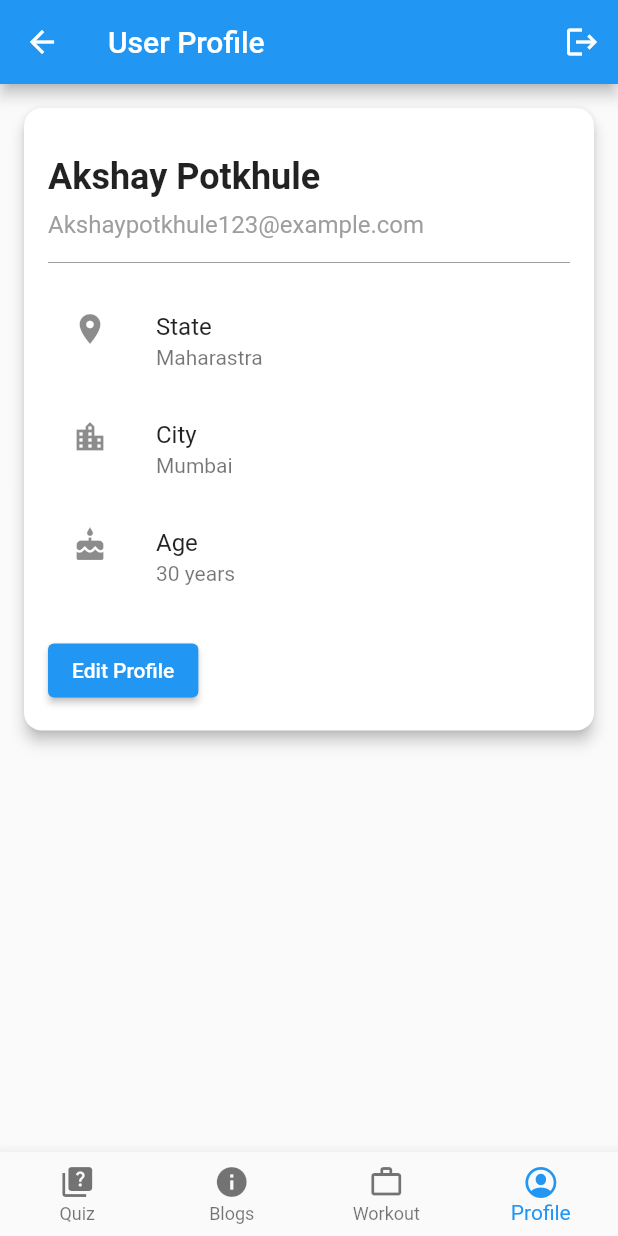
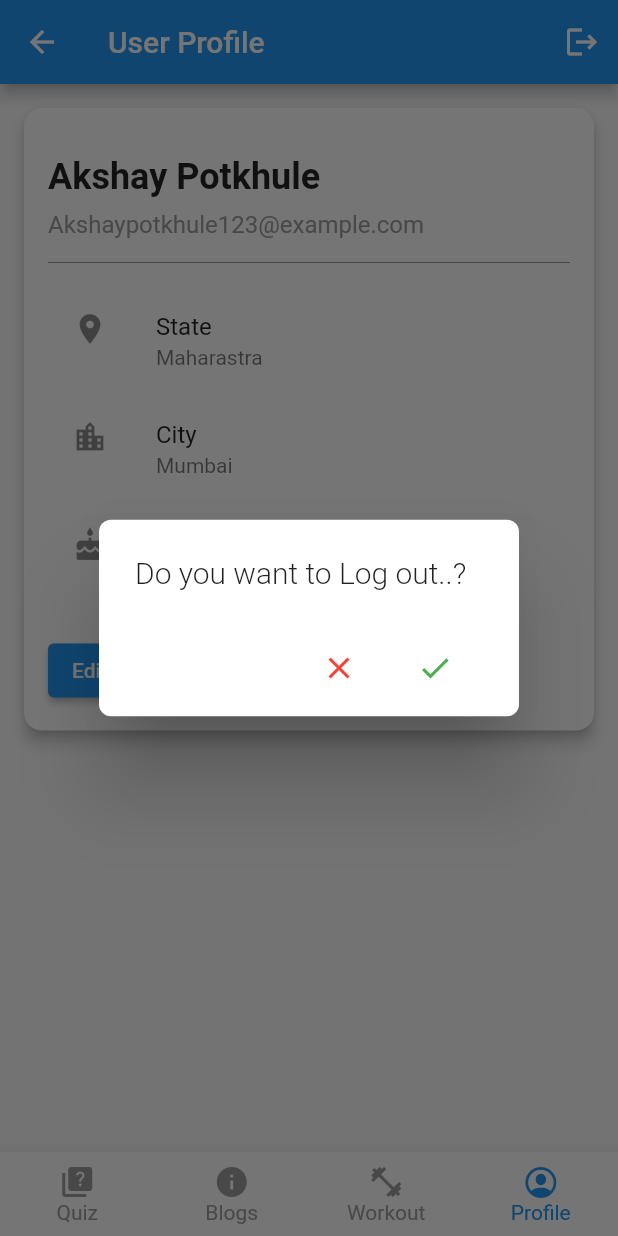
Before and after one commit to niksoni2910/MindFull-WellBeing, a Flutter app: the UserBottomNav screen opened directly, item 4 of the bottom bar chosen, after a tap on the "logout" icon, on a phone screen of 412 x 824 dp. Run offline on Flutter 3.47's test engine with Material 2 defaults, Android fonts, the phone set to English and light mode, and no system bars; drawn by our look-alikes of animated_bottom_navigation_bar; our stand-ins replace fl_chart, flutter_svg, google_fonts, sleek_circular_slider; network calls fail.

Commit message:
animated bottom and minor changes

```diff
--- a/lib/Screens/profile/profile.dart
+++ b/lib/Screens/profile/profile.dart
@@ -1,4 +1,6 @@
 import 'package:flutter/material.dart';
+import 'package:flutter/services.dart';
+import 'package:health_app/Screens/auth/login_screen.dart';
 import 'package:health_app/Screens/profile/edit_profile.dart';
 
 class UserProfile extends StatefulWidget {
@@ -15,6 +17,42 @@ class _UserProfileState extends State<UserProfile> {
   final String userState = "Maharastra"; // Replace with user's state
   final String userCity = "Mumbai"; // Replace with user's city
   final int userAge = 30; // Replace with user's age
+  Future<bool> _onBackPressed() async {
+    return showDialog(
+      context: context,
+      builder: (context) => AlertDialog(
+        shape: const RoundedRectangleBorder(
+          borderRadius: BorderRadius.all(Radius.circular(8.0)),
+        ),
+        title: const Text(
+          'Do you want to Log out..?',
+          style: TextStyle(fontWeight: FontWeight.w300),
+        ),
+        actions: <Widget>[
+          CloseButton(
+            onPressed: () => Navigator.of(context).pop(false),
+            color: Colors.red,
+          ),
+          const SizedBox(height: 16),
+          IconButton(
+            onPressed: () async {
+              await Navigator.push(
+                  context,
+                  MaterialPageRoute(
+                    builder: (context) => LoginScreen(),
+                  ));
+            },
+            icon: const Icon(
+              Icons.check,
+              color: Colors.green,
+            ),
+          ),
+          const SizedBox(width: 16),
+        ],
+      ),
+    ).then((value) =>
+        value ?? false); // Ensure to return false if the dialog is dismissed
+  }
 
   // ... Other member variables and methods ...
 
@@ -28,6 +66,7 @@ class _UserProfileState extends State<UserProfile> {
             icon: Icon(Icons.logout), // Add a logout icon here
             onPressed: () {
               // Implement logout functionality
+              _onBackPressed();
             },
           ),
         ],
--- a/lib/Screens/result/result_page.dart
+++ b/lib/Screens/result/result_page.dart
@@ -1,5 +1,4 @@
 // ignore_for_file: public_member_api_docs, sort_constructors_first
-import 'dart:ffi';
 
 import 'package:flutter/material.dart';
 import 'package:sleek_circular_slider/sleek_circular_slider.dart';
--- a/lib/bottom_navigator.dart
+++ b/lib/bottom_navigator.dart
@@ -3,9 +3,9 @@ import 'package:flutter/material.dart';
 import 'package:flutter/services.dart';
 import 'package:health_app/Screens/blog.dart';
 import 'package:health_app/Screens/profile/profile.dart';
-import 'package:health_app/Screens/quiz/quiz.dart';
 import 'package:health_app/Screens/quiz/start_quiz_screen.dart';
 import 'package:health_app/Screens/workout/workout_screen.dart';
+import 'package:animated_bottom_navigation_bar/animated_bottom_navigation_bar.dart';
 
 class UserBottomNav extends StatefulWidget {
   const UserBottomNav({super.key});
@@ -34,7 +34,8 @@ class _UserBottomNavState extends State<UserBottomNav> {
       context: context,
       builder: (context) => AlertDialog(
         shape: const RoundedRectangleBorder(
-            borderRadius: BorderRadius.all(Radius.circular(8.0))),
+          borderRadius: BorderRadius.all(Radius.circular(8.0)),
+        ),
         title: const Text(
           'Do you want to exit..?',
           style: TextStyle(fontWeight: FontWeight.w300),
@@ -67,33 +68,58 @@ class _UserBottomNavState extends State<UserBottomNav> {
     super.didChangeDependencies();
   }
 
+  @override
   Widget build(BuildContext context) {
     return WillPopScope(
       onWillPop: _onBackPressed,
       child: Scaffold(
         body: _children[_currentIndex],
-        bottomNavigationBar: BottomNavigationBar(
-          type: BottomNavigationBarType.fixed,
+        bottomNavigationBar: AnimatedBottomNavigationBar.builder(
+          itemCount: 4,
+          tabBuilder: (int index, bool isActive) {
+            final color = isActive ? Colors.blue : Colors.grey;
+            IconData iconData = Icons.quiz; // Default value
+            String label = 'Quiz';
+
+            switch (index) {
+              case 0:
+                iconData = Icons.quiz;
+                label = 'Quiz';
+                break;
+              case 1:
+                iconData = Icons.info;
+                label = 'Blogs';
+                break;
+              case 2:
+                iconData = Icons.fitness_center;
+                label = 'Workout';
+                break;
+              case 3:
+                iconData = CupertinoIcons.profile_circled;
+                label = 'Profile';
+                break;
+            }
+
+            return Column(
+              mainAxisSize: MainAxisSize.min,
+              mainAxisAlignment: MainAxisAlignment.center,
+              children: [
+                Icon(
+                  iconData,
+                  color: color,
+                ),
+                Text(
+                  label,
+                  style: TextStyle(color: color),
+                ),
+              ],
+            );
+          },
+          activeIndex: _currentIndex,
+          splashColor: Colors.blue,
+          gapLocation: GapLocation.none,
+          notchSmoothness: NotchSmoothness.defaultEdge,
           onTap: onTappedBar,
-          currentIndex: _currentIndex,
-          items: const [
-            BottomNavigationBarItem(
-              icon: Icon(Icons.quiz),
-              label: 'Quiz',
-            ),
-            BottomNavigationBarItem(
-              icon: Icon(Icons.info),
-              label: 'Blogs',
-            ),
-            BottomNavigationBarItem(
-              icon: Icon(Icons.work_outline),
-              label: 'Workout',
-            ),
-            BottomNavigationBarItem(
-              icon: Icon(CupertinoIcons.profile_circled),
-              label: 'Profile',
-            ),
-          ],
         ),
       ),
     );
--- a/lib/main.dart
+++ b/lib/main.dart
@@ -18,7 +18,7 @@ class QuizApp extends StatelessWidget {
   Widget build(BuildContext context) {
     return MaterialApp(
       debugShowCheckedModeBanner: false,
-      home: LoginScreen(),
+      home: UserBottomNav(),
     );
   }
 }
--- a/pubspec.yaml
+++ b/pubspec.yaml
@@ -40,6 +40,9 @@ dependencies:
   sleek_circular_slider: ^2.0.1
   url_launcher: ^6.1.14
   velocity_x: ^4.1.1
+  shimmer: ^3.0.0
+  animated_bottom_navigation_bar: ^1.3.0
+
 
 dev_dependencies:
   # The "flutter_lints" package below contains a set of recommended lints to
```
Also changed, not shown: lib/Screens/profile/edit_profile.dart (+6 -53 lines), pubspec.lock.
